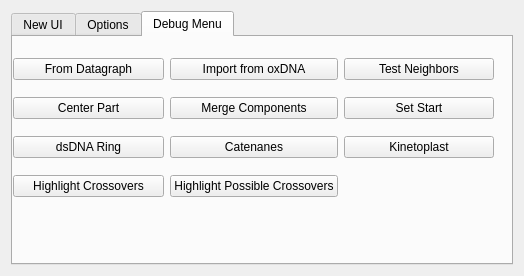
This is AdenitaCoreSE/form/SEAdenitaCoreSEAppGUI.ui in edellano/Adenita-SAMSON-Edition as Qt 5 draws it before an edit. The edited form follows.
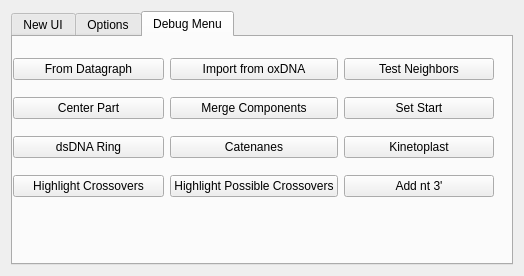
This is the edited form.

Diff of the .ui file:
```diff
--- a/AdenitaCoreSE/form/SEAdenitaCoreSEAppGUI.ui
+++ b/AdenitaCoreSE/form/SEAdenitaCoreSEAppGUI.ui
@@ -352,6 +352,13 @@
             </property>
            </widget>
           </item>
+          <item row="3" column="2">
+           <widget class="QPushButton" name="btnAddNtThreeP">
+            <property name="text">
+             <string>Add nt 3'</string>
+            </property>
+           </widget>
+          </item>
          </layout>
         </widget>
        </widget>
```
Left out of the diff: 17 changed lines with no effect on the pictures.
